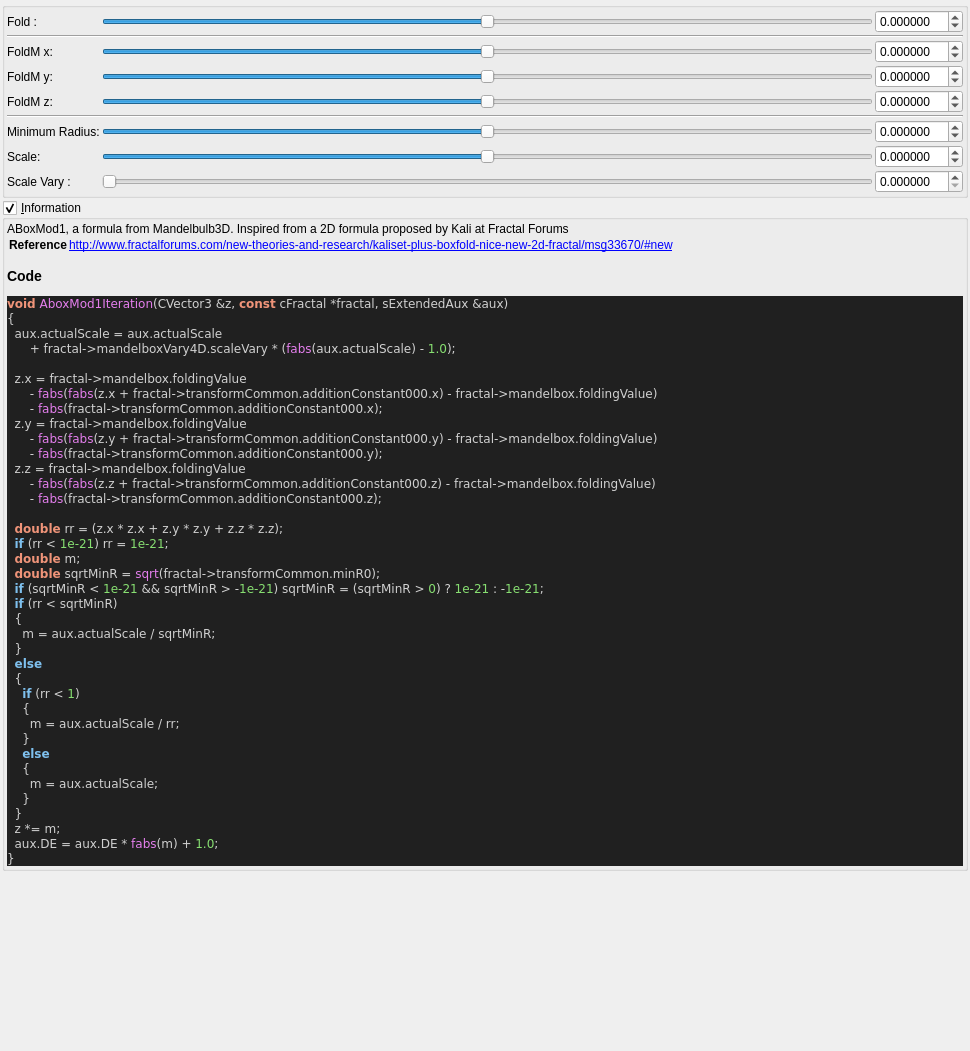
Before: the Qt Designer form mandelbulber2/qt_data/fractal_aboxMod1.ui in buddhi1980/mandelbulber2, drawn with Qt 5.
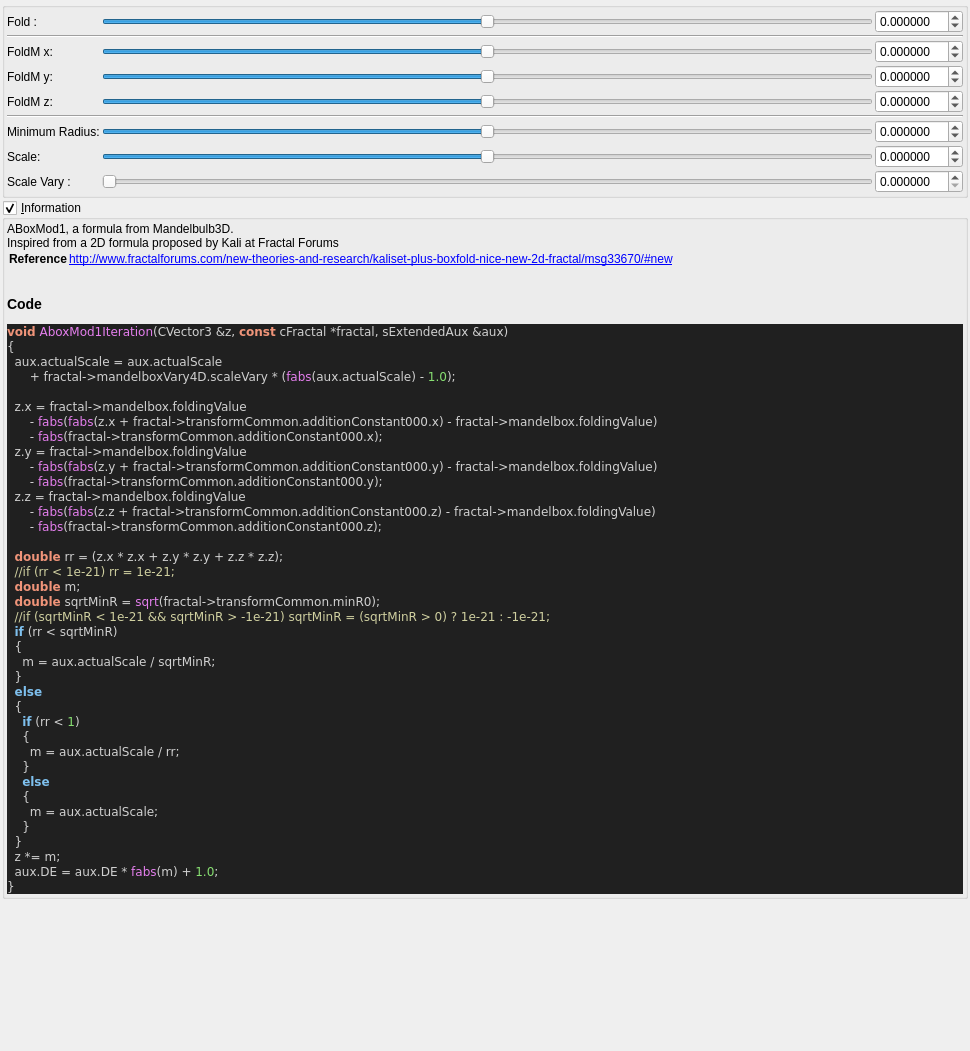
After: the same form once the commit is applied. Custom widgets are drawn as their Qt base class.

Commit message:
stripped code highlight output to body tag
 the surrounding part (HTML Tag and comment) contained version specific parts.
 Now only the body tag will be written to the ui file,
 so the complete output of populateUiInformation.php should be reproducable.

 Also readded broken symlinks in deploy/share/mandelbulber2

```diff
--- a/mandelbulber2/qt_data/fractal_aboxMod1.ui
+++ b/mandelbulber2/qt_data/fractal_aboxMod1.ui
@@ -501,18 +501,13 @@
       <item>
        <widget class="QLabel" name="label_code_content">
         <property name="text">
-         <string>&lt;p&gt;ABoxMod1, a formula from Mandelbulb3D.  Inspired from a 2D formula proposed by Kali at Fractal Forums&lt;/p&gt;&lt;table&gt;
-&lt;tr&gt;&lt;th&gt;Reference&lt;/th&gt;&lt;td&gt;&lt;a href=&quot;http://www.fractalforums.com/new-theories-and-research/kaliset-plus-boxfold-nice-new-2d-fractal/msg33670/#new&quot;&gt;http://www.fractalforums.com/new-theories-and-research/kaliset-plus-boxfold-nice-new-2d-fractal/msg33670/#new&lt;/a&gt;&lt;/td&gt;&lt;/tr&gt;
+         <string>&lt;p&gt;ABoxMod1, a formula from Mandelbulb3D.&lt;br&gt;Inspired from a 2D formula proposed by Kali at Fractal Forums&lt;/p&gt;&lt;table&gt;
+&lt;tr&gt;&lt;th&gt;Reference&lt;/th&gt;&lt;td&gt;&lt;a href=&quot;http://www.fractalforums.com/new-theories-and-research/kaliset-plus-boxfold-nice-new-2d-fractal/msg33670/#new&quot;&gt;http://www.fractalforums.com/new-theories-and-research/kaliset-plus-boxfold-nice-new-2d-fractal/msg33670/#new&lt;br&gt;
+&lt;/td&gt;&lt;/tr&gt;
 &lt;/table&gt;
 &lt;h3&gt;Code&lt;/h3&gt;
-&lt;!DOCTYPE HTML PUBLIC &quot;-//W3C//DTD HTML 4.0 Transitional//EN&quot;&gt;
-&lt;html&gt;
-&lt;head&gt;
-&lt;meta http-equiv=&quot;content-type&quot; content=&quot;text/html; charset=ISO-8859-1&quot;&gt;
-&lt;title&gt;Source file&lt;/title&gt;
-&lt;/head&gt;
 &lt;body style=&quot;background-color:#202020&quot;&gt;
-&lt;pre style=&quot;color:#d0d0d0; background-color:#202020;  font-family:'Courier New';&quot;&gt;&lt;span style=&quot;color:#f09479; font-weight:bold&quot;&gt;void&lt;/span&gt; &lt;span style=&quot;color:#e47eed&quot;&gt;AboxMod1Iteration&lt;/span&gt;&lt;span style=&quot;color:#d0d0d0&quot;&gt;(&lt;/span&gt;CVector3 &lt;span style=&quot;color:#d0d0d0&quot;&gt;&amp;amp;&lt;/span&gt;z&lt;span style=&quot;color:#d0d0d0&quot;&gt;,&lt;/span&gt; &lt;span style=&quot;color:#f09479; font-weight:bold&quot;&gt;const&lt;/span&gt; cFractal &lt;span style=&quot;color:#d0d0d0&quot;&gt;*&lt;/span&gt;fractal&lt;span style=&quot;color:#d0d0d0&quot;&gt;,&lt;/span&gt; sExtendedAux &lt;span style=&quot;color:#d0d0d0&quot;&gt;&amp;amp;&lt;/span&gt;aux&lt;span style=&quot;color:#d0d0d0&quot;&gt;)&lt;/span&gt;
+&lt;pre style=&quot;color:#d0d0d0; background-color:#202020;  font-family:'Courier New',monospace;&quot;&gt;&lt;span style=&quot;color:#f09479; font-weight:bold&quot;&gt;void&lt;/span&gt; &lt;span style=&quot;color:#e47eed&quot;&gt;AboxMod1Iteration&lt;/span&gt;&lt;span style=&quot;color:#d0d0d0&quot;&gt;(&lt;/span&gt;CVector3 &lt;span style=&quot;color:#d0d0d0&quot;&gt;&amp;amp;&lt;/span&gt;z&lt;span style=&quot;color:#d0d0d0&quot;&gt;,&lt;/span&gt; &lt;span style=&quot;color:#f09479; font-weight:bold&quot;&gt;const&lt;/span&gt; cFractal &lt;span style=&quot;color:#d0d0d0&quot;&gt;*&lt;/span&gt;fractal&lt;span style=&quot;color:#d0d0d0&quot;&gt;,&lt;/span&gt; sExtendedAux &lt;span style=&quot;color:#d0d0d0&quot;&gt;&amp;amp;&lt;/span&gt;aux&lt;span style=&quot;color:#d0d0d0&quot;&gt;)&lt;/span&gt;
 &lt;span style=&quot;color:#d0d0d0&quot;&gt;{&lt;/span&gt;
   aux&lt;span style=&quot;color:#d0d0d0&quot;&gt;.&lt;/span&gt;actualScale &lt;span style=&quot;color:#d0d0d0&quot;&gt;=&lt;/span&gt; aux&lt;span style=&quot;color:#d0d0d0&quot;&gt;.&lt;/span&gt;actualScale
       &lt;span style=&quot;color:#d0d0d0&quot;&gt;+&lt;/span&gt; fractal&lt;span style=&quot;color:#d0d0d0&quot;&gt;-&amp;gt;&lt;/span&gt;mandelboxVary4D&lt;span style=&quot;color:#d0d0d0&quot;&gt;.&lt;/span&gt;scaleVary &lt;span style=&quot;color:#d0d0d0&quot;&gt;* (&lt;/span&gt;&lt;span style=&quot;color:#e47eed&quot;&gt;fabs&lt;/span&gt;&lt;span style=&quot;color:#d0d0d0&quot;&gt;(&lt;/span&gt;aux&lt;span style=&quot;color:#d0d0d0&quot;&gt;.&lt;/span&gt;actualScale&lt;span style=&quot;color:#d0d0d0&quot;&gt;) -&lt;/span&gt; &lt;span style=&quot;color:#87df71&quot;&gt;1.0&lt;/span&gt;&lt;span style=&quot;color:#d0d0d0&quot;&gt;);&lt;/span&gt;
@@ -528,10 +523,10 @@
       &lt;span style=&quot;color:#d0d0d0&quot;&gt;-&lt;/span&gt; &lt;span style=&quot;color:#e47eed&quot;&gt;fabs&lt;/span&gt;&lt;span style=&quot;color:#d0d0d0&quot;&gt;(&lt;/span&gt;fractal&lt;span style=&quot;color:#d0d0d0&quot;&gt;-&amp;gt;&lt;/span&gt;transformCommon&lt;span style=&quot;color:#d0d0d0&quot;&gt;.&lt;/span&gt;additionConstant000&lt;span style=&quot;color:#d0d0d0&quot;&gt;.&lt;/span&gt;z&lt;span style=&quot;color:#d0d0d0&quot;&gt;);&lt;/span&gt;
 
   &lt;span style=&quot;color:#f09479; font-weight:bold&quot;&gt;double&lt;/span&gt; rr &lt;span style=&quot;color:#d0d0d0&quot;&gt;= (&lt;/span&gt;z&lt;span style=&quot;color:#d0d0d0&quot;&gt;.&lt;/span&gt;x &lt;span style=&quot;color:#d0d0d0&quot;&gt;*&lt;/span&gt; z&lt;span style=&quot;color:#d0d0d0&quot;&gt;.&lt;/span&gt;x &lt;span style=&quot;color:#d0d0d0&quot;&gt;+&lt;/span&gt; z&lt;span style=&quot;color:#d0d0d0&quot;&gt;.&lt;/span&gt;y &lt;span style=&quot;color:#d0d0d0&quot;&gt;*&lt;/span&gt; z&lt;span style=&quot;color:#d0d0d0&quot;&gt;.&lt;/span&gt;y &lt;span style=&quot;color:#d0d0d0&quot;&gt;+&lt;/span&gt; z&lt;span style=&quot;color:#d0d0d0&quot;&gt;.&lt;/span&gt;z &lt;span style=&quot;color:#d0d0d0&quot;&gt;*&lt;/span&gt; z&lt;span style=&quot;color:#d0d0d0&quot;&gt;.&lt;/span&gt;z&lt;span style=&quot;color:#d0d0d0&quot;&gt;);&lt;/span&gt;
-  &lt;span style=&quot;color:#7ec0ee; font-weight:bold&quot;&gt;if&lt;/span&gt; &lt;span style=&quot;color:#d0d0d0&quot;&gt;(&lt;/span&gt;rr &lt;span style=&quot;color:#d0d0d0&quot;&gt;&amp;lt;&lt;/span&gt; &lt;span style=&quot;color:#87df71&quot;&gt;1e-21&lt;/span&gt;&lt;span style=&quot;color:#d0d0d0&quot;&gt;)&lt;/span&gt; rr &lt;span style=&quot;color:#d0d0d0&quot;&gt;=&lt;/span&gt; &lt;span style=&quot;color:#87df71&quot;&gt;1e-21&lt;/span&gt;&lt;span style=&quot;color:#d0d0d0&quot;&gt;;&lt;/span&gt;
+  &lt;span style=&quot;color:#d0d0a0&quot;&gt;//if (rr &amp;lt; 1e-21) rr = 1e-21;&lt;/span&gt;
   &lt;span style=&quot;color:#f09479; font-weight:bold&quot;&gt;double&lt;/span&gt; m&lt;span style=&quot;color:#d0d0d0&quot;&gt;;&lt;/span&gt;
   &lt;span style=&quot;color:#f09479; font-weight:bold&quot;&gt;double&lt;/span&gt; sqrtMinR &lt;span style=&quot;color:#d0d0d0&quot;&gt;=&lt;/span&gt; &lt;span style=&quot;color:#e47eed&quot;&gt;sqrt&lt;/span&gt;&lt;span style=&quot;color:#d0d0d0&quot;&gt;(&lt;/span&gt;fractal&lt;span style=&quot;color:#d0d0d0&quot;&gt;-&amp;gt;&lt;/span&gt;transformCommon&lt;span style=&quot;color:#d0d0d0&quot;&gt;.&lt;/span&gt;minR0&lt;span style=&quot;color:#d0d0d0&quot;&gt;);&lt;/span&gt;
-  &lt;span style=&quot;color:#7ec0ee; font-weight:bold&quot;&gt;if&lt;/span&gt; &lt;span style=&quot;color:#d0d0d0&quot;&gt;(&lt;/span&gt;sqrtMinR &lt;span style=&quot;color:#d0d0d0&quot;&gt;&amp;lt;&lt;/span&gt; &lt;span style=&quot;color:#87df71&quot;&gt;1e-21&lt;/span&gt; &lt;span style=&quot;color:#d0d0d0&quot;&gt;&amp;amp;&amp;amp;&lt;/span&gt; sqrtMinR &lt;span style=&quot;color:#d0d0d0&quot;&gt;&amp;gt; -&lt;/span&gt;&lt;span style=&quot;color:#87df71&quot;&gt;1e-21&lt;/span&gt;&lt;span style=&quot;color:#d0d0d0&quot;&gt;)&lt;/span&gt; sqrtMinR &lt;span style=&quot;color:#d0d0d0&quot;&gt;= (&lt;/span&gt;sqrtMinR &lt;span style=&quot;color:#d0d0d0&quot;&gt;&amp;gt;&lt;/span&gt; &lt;span style=&quot;color:#87df71&quot;&gt;0&lt;/span&gt;&lt;span style=&quot;color:#d0d0d0&quot;&gt;)&lt;/span&gt; ? &lt;span style=&quot;color:#87df71&quot;&gt;1e-21&lt;/span&gt; &lt;span style=&quot;color:#d0d0d0&quot;&gt;: -&lt;/span&gt;&lt;span style=&quot;color:#87df71&quot;&gt;1e-21&lt;/span&gt;&lt;span style=&quot;color:#d0d0d0&quot;&gt;;&lt;/span&gt;
+  &lt;span style=&quot;color:#d0d0a0&quot;&gt;//if (sqrtMinR &amp;lt; 1e-21 &amp;amp;&amp;amp; sqrtMinR &amp;gt; -1e-21) sqrtMinR = (sqrtMinR &amp;gt; 0) ? 1e-21 : -1e-21;&lt;/span&gt;
   &lt;span style=&quot;color:#7ec0ee; font-weight:bold&quot;&gt;if&lt;/span&gt; &lt;span style=&quot;color:#d0d0d0&quot;&gt;(&lt;/span&gt;rr &lt;span style=&quot;color:#d0d0d0&quot;&gt;&amp;lt;&lt;/span&gt; sqrtMinR&lt;span style=&quot;color:#d0d0d0&quot;&gt;)&lt;/span&gt;
   &lt;span style=&quot;color:#d0d0d0&quot;&gt;{&lt;/span&gt;
     m &lt;span style=&quot;color:#d0d0d0&quot;&gt;=&lt;/span&gt; aux&lt;span style=&quot;color:#d0d0d0&quot;&gt;.&lt;/span&gt;actualScale &lt;span style=&quot;color:#d0d0d0&quot;&gt;/&lt;/span&gt; sqrtMinR&lt;span style=&quot;color:#d0d0d0&quot;&gt;;&lt;/span&gt;
@@ -551,10 +546,7 @@
   aux&lt;span style=&quot;color:#d0d0d0&quot;&gt;.&lt;/span&gt;DE &lt;span style=&quot;color:#d0d0d0&quot;&gt;=&lt;/span&gt; aux&lt;span style=&quot;color:#d0d0d0&quot;&gt;.&lt;/span&gt;DE &lt;span style=&quot;color:#d0d0d0&quot;&gt;*&lt;/span&gt; &lt;span style=&quot;color:#e47eed&quot;&gt;fabs&lt;/span&gt;&lt;span style=&quot;color:#d0d0d0&quot;&gt;(&lt;/span&gt;m&lt;span style=&quot;color:#d0d0d0&quot;&gt;) +&lt;/span&gt; &lt;span style=&quot;color:#87df71&quot;&gt;1.0&lt;/span&gt;&lt;span style=&quot;color:#d0d0d0&quot;&gt;;&lt;/span&gt;
 &lt;span style=&quot;color:#d0d0d0&quot;&gt;}&lt;/span&gt;
 &lt;/pre&gt;
-&lt;/body&gt;
-&lt;/html&gt;
-&lt;!--HTML generated by highlight 3.9, http://www.andre-simon.de/--&gt;
-</string>
+&lt;/body&gt;</string>
         </property>
         <property name="wordWrap">
          <bool>true</bool>
```
The commit also changes 109 other files.
